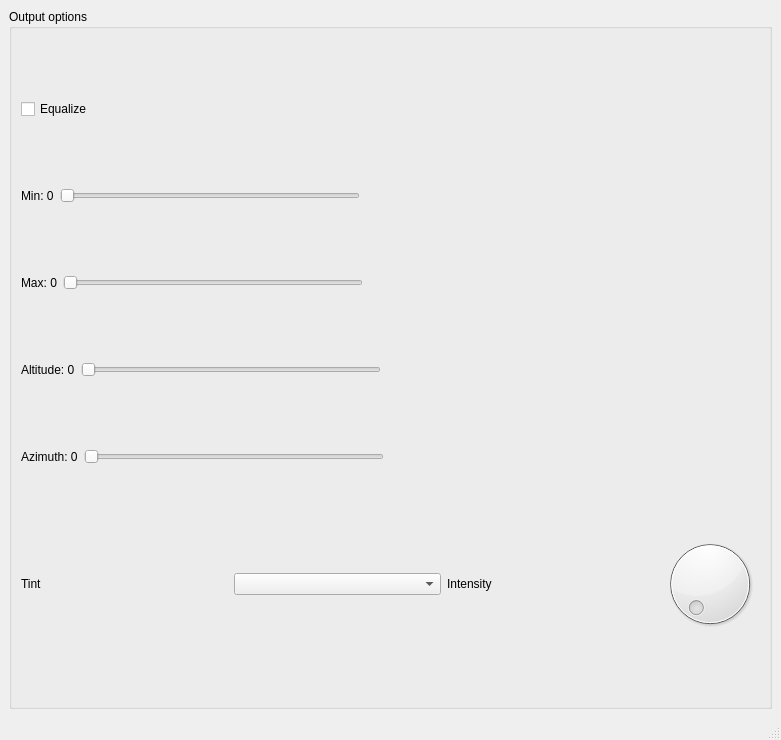
Old version of the form simplehill.ui in the repository s-du/SimpleHillshade.
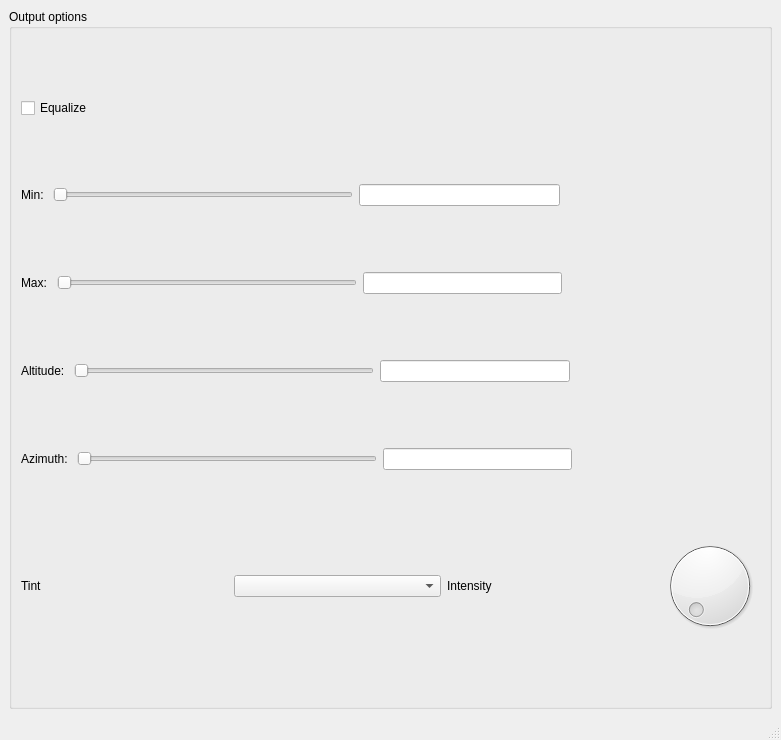
New version of the form.

```diff
--- a/simplehill.ui
+++ b/simplehill.ui
@@ -35,7 +35,7 @@
            <item>
             <widget class="QLabel" name="min_value_label">
              <property name="text">
-              <string>Min: 0</string>
+              <string>Min: </string>
              </property>
             </widget>
            </item>
@@ -58,6 +58,9 @@
              </property>
             </widget>
            </item>
+           <item>
+            <widget class="QLineEdit" name="lineEdit_min"/>
+           </item>
            <item>
             <spacer name="horizontalSpacer_3">
              <property name="orientation">
@@ -78,7 +81,7 @@
            <item>
             <widget class="QLabel" name="max_value_label">
              <property name="text">
-              <string>Max: 0</string>
+              <string>Max: </string>
              </property>
             </widget>
            </item>
@@ -101,6 +104,9 @@
              </property>
             </widget>
            </item>
+           <item>
+            <widget class="QLineEdit" name="lineEdit_max"/>
+           </item>
            <item>
             <spacer name="horizontalSpacer_4">
              <property name="orientation">
@@ -121,7 +127,7 @@
            <item>
             <widget class="QLabel" name="alti_label">
              <property name="text">
-              <string>Altitude: 0</string>
+              <string>Altitude: </string>
              </property>
             </widget>
            </item>
@@ -144,6 +150,9 @@
              </property>
             </widget>
            </item>
+           <item>
+            <widget class="QLineEdit" name="lineEdit_alti"/>
+           </item>
            <item>
             <spacer name="horizontalSpacer_5">
              <property name="orientation">
@@ -164,7 +173,7 @@
            <item>
             <widget class="QLabel" name="azi_label">
              <property name="text">
-              <string>Azimuth: 0</string>
+              <string>Azimuth: </string>
              </property>
             </widget>
            </item>
@@ -187,6 +196,9 @@
              </property>
             </widget>
            </item>
+           <item>
+            <widget class="QLineEdit" name="lineEdit_azi"/>
+           </item>
            <item>
             <spacer name="horizontalSpacer_7">
              <property name="orientation">
```
